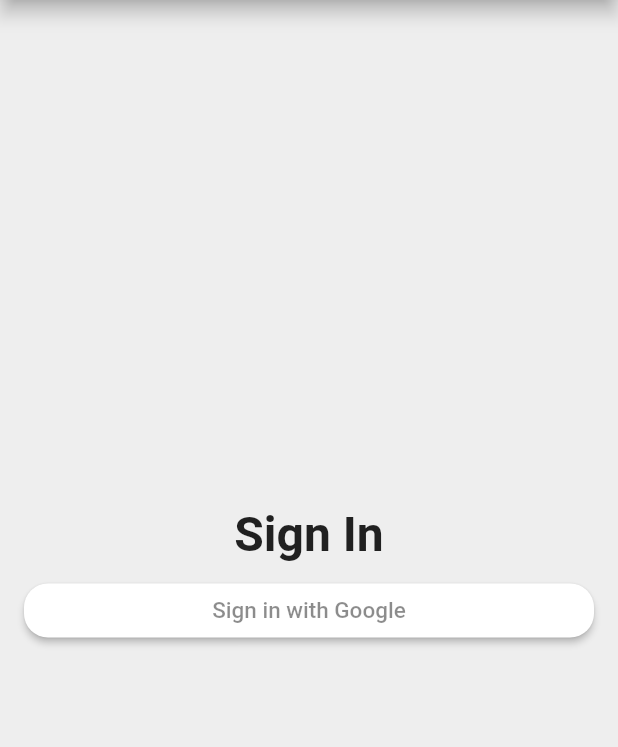
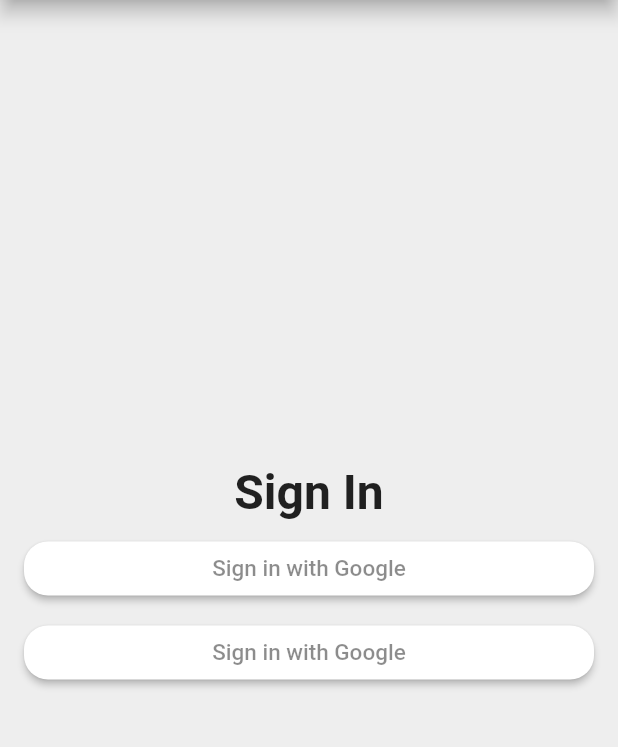
Before and after one commit to AfifZuhair08/time_tracker, a Flutter app: the screen it shows after launch, on a phone screen of 412 x 824 dp, the part 84-831 px from its top. Run offline on Flutter 3.47's test engine with Material 2 defaults, Android fonts, the phone set to English and light mode, and no system bars.

Commit message:
custom raised button

```diff
--- a/lib/app/sign_in/sign_in_page.dart
+++ b/lib/app/sign_in/sign_in_page.dart
@@ -1,4 +1,5 @@
 import 'package:flutter/material.dart';
+import 'package:time_tracker/common_widgets/custom_raised_button.dart';
 
 class SignInPage extends StatelessWidget {
   @override
@@ -48,7 +49,9 @@ class SignInPage extends StatelessWidget {
             onPressed: (){
               print('button Google pressed');
             }
-          )
+          ),
+          SizedBox(height: 8.0),
+          CustomRaisedButton(),
         ],
       ),
     );
--- a/lib/common_widgets/custom_raised_button.dart
+++ b/lib/common_widgets/custom_raised_button.dart
@@ -0,0 +1,21 @@
+import 'package:flutter/material.dart';
+
+class CustomRaisedButton extends StatelessWidget {
+  @override
+  Widget build(BuildContext context) {
+    return RaisedButton(
+        child: Text(
+          'Sign in with Google',
+          style: TextStyle(color: Colors.black45, fontSize: 15.0),
+        ),
+        color: Colors.white,
+        shape: RoundedRectangleBorder(
+            borderRadius: BorderRadius.all(
+          Radius.circular(16.0),
+        )),
+        onPressed: () {
+          print('button Google pressed');
+        }
+    );
+  }
+}
```
